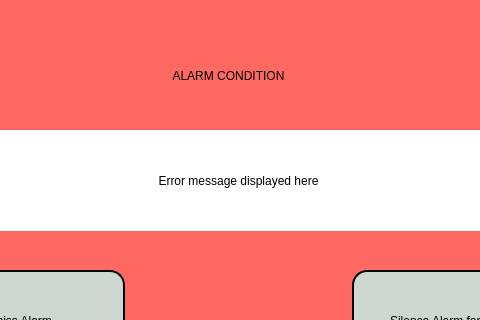
Qt form software/control_system/gui/alarm_condition.ui (VentCU/bbwtb) before a commit; both pictures show x 147 to 627 and y 0 to 320 of the 800 by 480 pixel window.
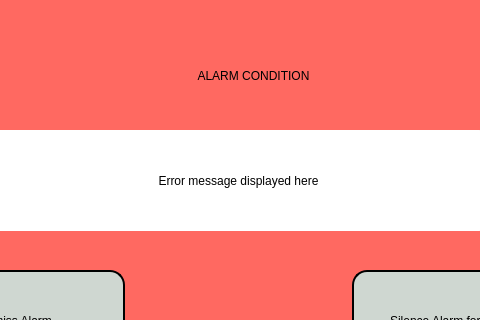
The same form after that commit.

Patch:
```diff
--- a/software/control_system/gui/alarm_condition.ui
+++ b/software/control_system/gui/alarm_condition.ui
@@ -62,9 +62,9 @@
     <widget class="QLabel" name="label">
      <property name="geometry">
       <rect>
-       <x>0</x>
+       <x>10</x>
        <y>40</y>
-       <width>771</width>
+       <width>801</width>
        <height>111</height>
       </rect>
      </property>
```
